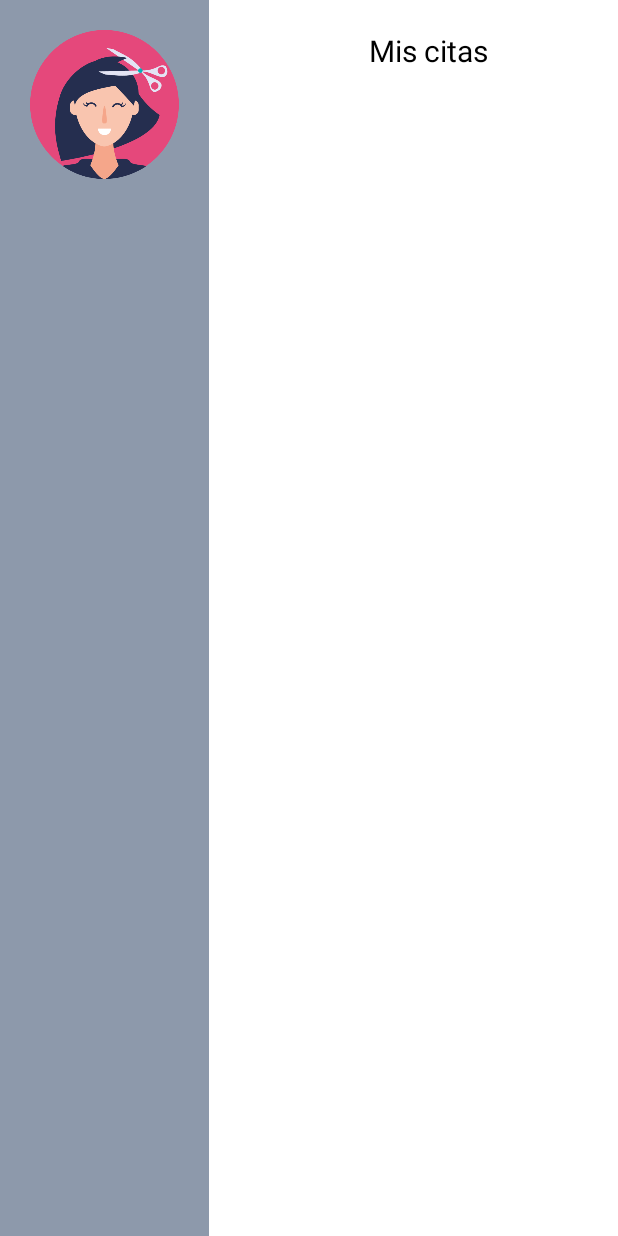
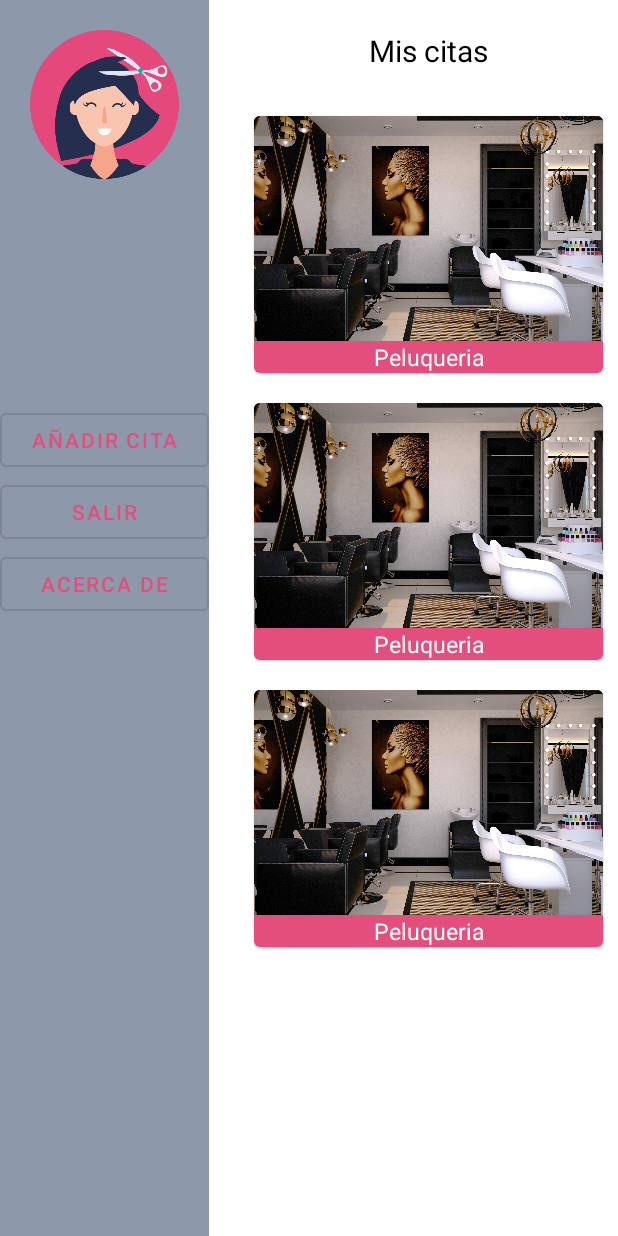
Before and after one commit to Rochiio/ProyectoReservasAndroid, an Android app: the layout activity_user_home.xml on its own in the app's theme, with its tools: preview values and no code run, on a phone screen of 412 x 824 dp. Run offline under Robolectric (Android 15) with nearby library versions, the phone set to English and light mode, and no system bars.

Commit message:
user home view

```diff
--- a/ProyectoReservas/app/src/main/res/layout/activity_user_home.xml
+++ b/ProyectoReservas/app/src/main/res/layout/activity_user_home.xml
@@ -27,10 +27,35 @@
                 android:layout_width="match_parent"
                 android:layout_height="99dp"
                 app:srcCompat="@drawable/icono" />
+
+            <Button
+                android:id="@+id/buttonAddCita"
+                android:layout_marginTop="150dp"
+                android:layout_width="match_parent"
+                android:layout_height="wrap_content"
+                android:textColor="@color/fuxia"
+                style="@style/Widget.MaterialComponents.Button.OutlinedButton"
+                android:text="@string/add_cita" />
+
+            <Button
+                android:id="@+id/button2"
+                android:layout_width="match_parent"
+                android:layout_height="wrap_content"
+                android:textColor="@color/fuxia"
+                style="@style/Widget.MaterialComponents.Button.OutlinedButton"
+                android:text="@string/logout" />
+
+            <Button
+                android:id="@+id/button3"
+                android:layout_width="match_parent"
+                android:layout_height="wrap_content"
+                android:textColor="@color/fuxia"
+                style="@style/Widget.MaterialComponents.Button.OutlinedButton"
+                android:text="@string/about" />
         </LinearLayout>
 
         <LinearLayout
-            android:layout_marginLeft="20sp"
+            android:layout_marginStart="20sp"
             android:layout_width="match_parent"
             android:layout_height="match_parent"
             android:orientation="vertical">
@@ -41,7 +66,7 @@
                 android:layout_width="match_parent"
                 android:layout_height="wrap_content"
                 android:textAlignment="center"
-                android:text="Mis citas"
+                android:text="@string/my_dates"
                 android:textSize="20sp"
                 android:textColor="@color/black"
                 />
@@ -51,7 +76,7 @@
                 android:paddingTop="20sp"
                 android:layout_width="match_parent"
                 android:layout_height="match_parent"
-                tools:listitem=""
+                tools:listitem="@layout/citas_item"
                 />
 
 
--- /dev/null
+++ b/ProyectoReservas/app/src/main/res/layout/citas_item.xml
@@ -0,0 +1,41 @@
+<?xml version="1.0" encoding="utf-8"?>
+<com.google.android.material.card.MaterialCardView xmlns:android="http://schemas.android.com/apk/res/android"
+    xmlns:app="http://schemas.android.com/apk/res-auto"
+    xmlns:tools="http://schemas.android.com/tools"
+    style="@style/Widget.MaterialComponents.CardView"
+    android:layout_width="wrap_content"
+    android:layout_margin="10sp"
+    android:layout_height="wrap_content">
+
+    <androidx.constraintlayout.widget.ConstraintLayout
+        android:layout_width="wrap_content"
+        android:layout_height="wrap_content"
+        android:orientation="vertical">
+
+        <ImageView
+            android:id="@+id/photo"
+            android:background="@color/black"
+            android:layout_width="wrap_content"
+            android:layout_height="150dp"
+            android:scaleType="centerCrop"
+            app:layout_constraintEnd_toEndOf="parent"
+            app:layout_constraintStart_toStartOf="parent"
+            app:layout_constraintTop_toTopOf="parent"
+            tools:srcCompat="@drawable/pelu" />
+
+        <TextView
+            android:id="@+id/textoPeluqueria"
+            android:layout_width="416dp"
+            android:layout_height="wrap_content"
+            android:text="Peluqueria"
+            android:textAlignment="center"
+            android:textSize="15sp"
+            android:textColor="@color/white"
+            android:background="@color/fuxia"
+            app:layout_constraintEnd_toEndOf="parent"
+            app:layout_constraintStart_toStartOf="parent"
+            app:layout_constraintTop_toBottomOf="@+id/photo" />
+
+    </androidx.constraintlayout.widget.ConstraintLayout>
+
+</com.google.android.material.card.MaterialCardView>
--- a/ProyectoReservas/app/src/main/res/values/strings.xml
+++ b/ProyectoReservas/app/src/main/res/values/strings.xml
@@ -10,4 +10,8 @@
     <string name="hello_blank_fragment">Hello blank fragment</string>
     <string name="required">Requerido</string>
     <string name="save">Guardar</string>
+    <string name="add_cita">Añadir Cita</string>
+    <string name="logout">Salir</string>
+    <string name="about">Acerca de</string>
+    <string name="my_dates">Mis citas</string>
 </resources>
```
Also changed, not shown: ProyectoReservas/app/src/main/res/drawable/logo.png (deleted), ProyectoReservas/app/src/main/res/drawable/pelu.jpg (added).
